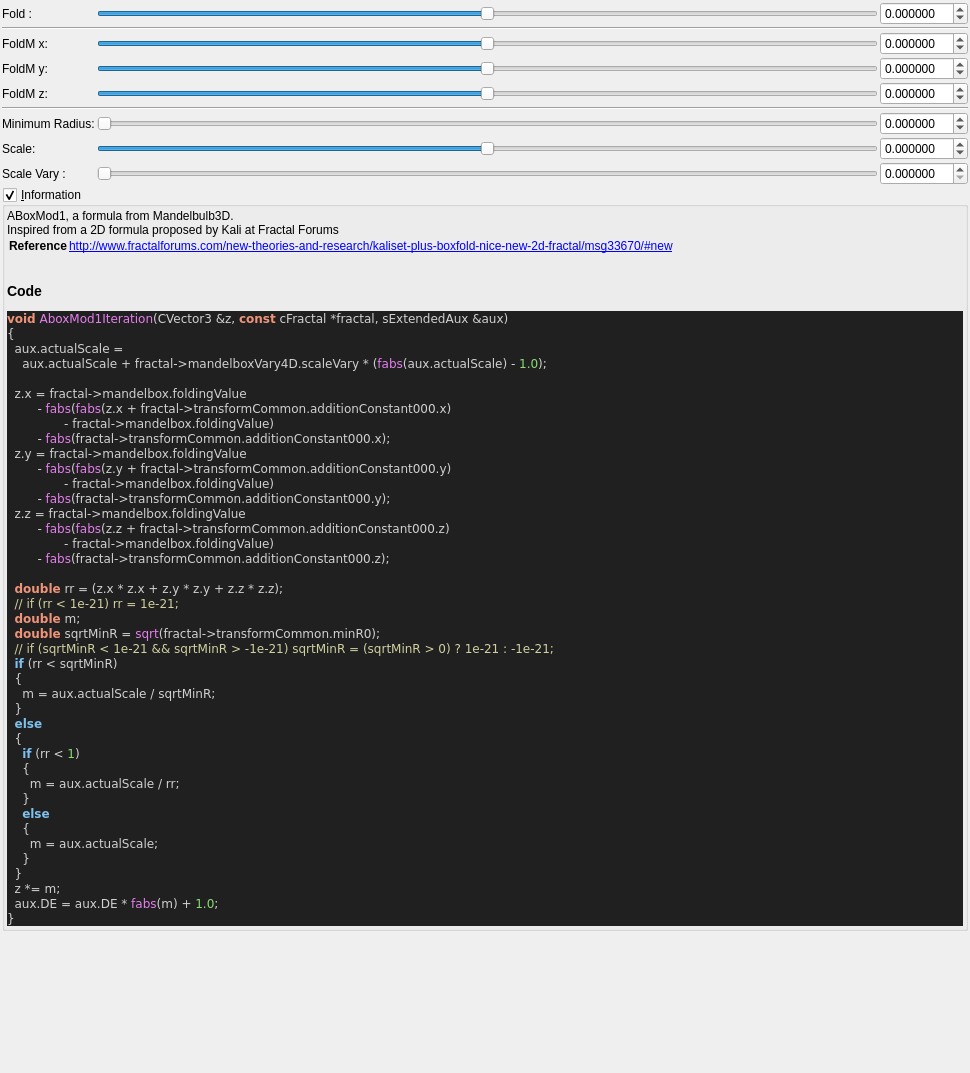
Qt form mandelbulber2/qt_data/fractal_aboxMod1.ui (buddhi1980/mandelbulber2) before a commit.
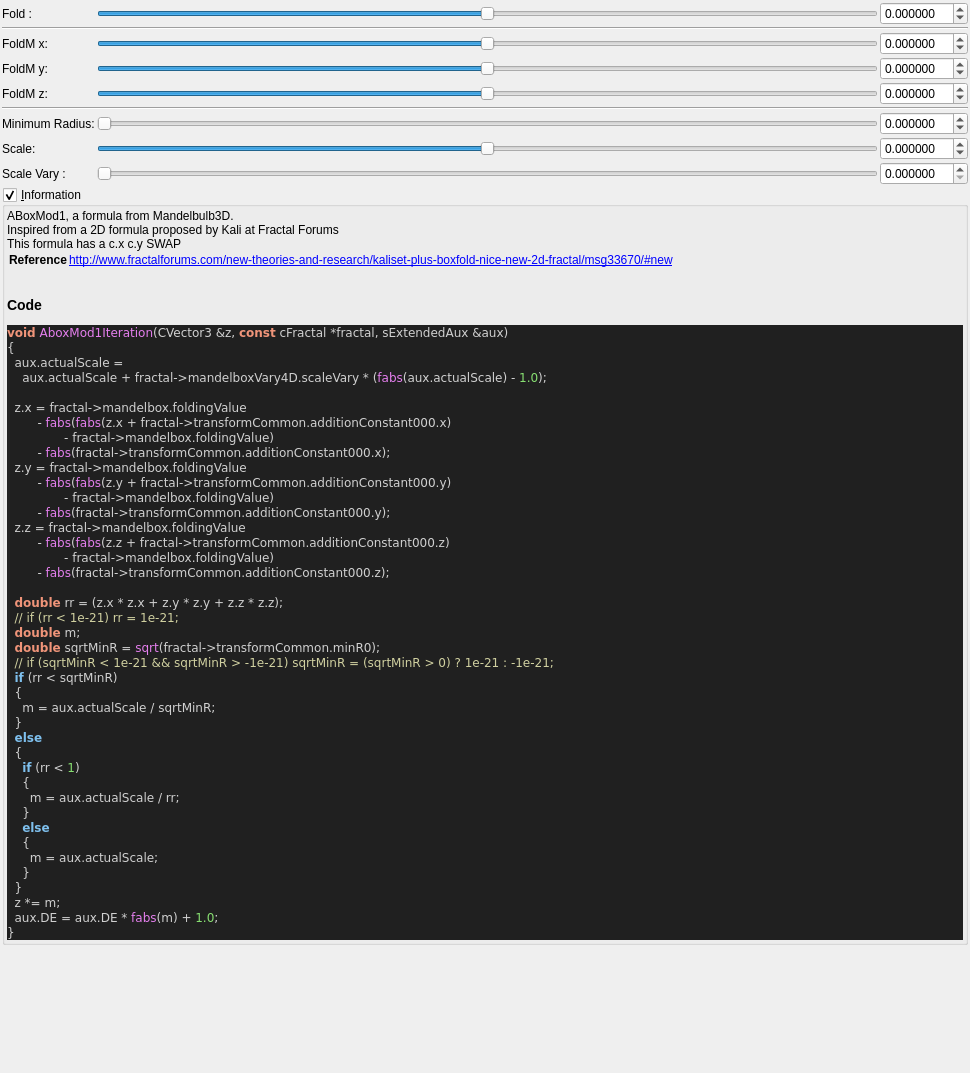
The same form after that commit. Custom widgets are drawn as their Qt base class.

Patch:
```diff
--- a/mandelbulber2/qt_data/fractal_aboxMod1.ui
+++ b/mandelbulber2/qt_data/fractal_aboxMod1.ui
@@ -464,7 +464,7 @@
       <item>
        <widget class="QLabel" name="label_code_content">
         <property name="text">
-         <string>&lt;p&gt;ABoxMod1, a formula from Mandelbulb3D.&lt;br&gt;Inspired from a 2D formula proposed by Kali at Fractal Forums&lt;/p&gt;&lt;table&gt;
+         <string>&lt;p&gt;ABoxMod1, a formula from Mandelbulb3D.&lt;br&gt;Inspired from a 2D formula proposed by Kali at Fractal Forums&lt;br&gt;This formula has a c.x c.y SWAP&lt;/p&gt;&lt;table&gt;
 &lt;tr&gt;&lt;th&gt;Reference&lt;/th&gt;&lt;td&gt;&lt;a href=&quot;http://www.fractalforums.com/new-theories-and-research/kaliset-plus-boxfold-nice-new-2d-fractal/msg33670/#new&quot;&gt;http://www.fractalforums.com/new-theories-and-research/kaliset-plus-boxfold-nice-new-2d-fractal/msg33670/#new&lt;br&gt;
 &lt;/td&gt;&lt;/tr&gt;
 &lt;/table&gt;
```
